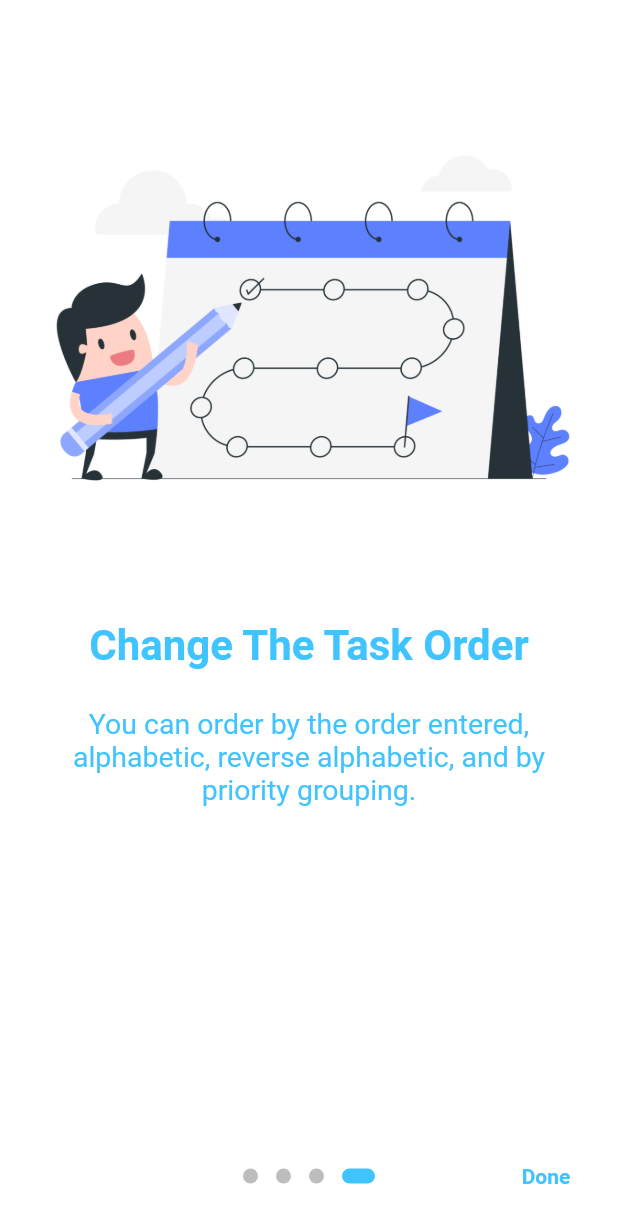
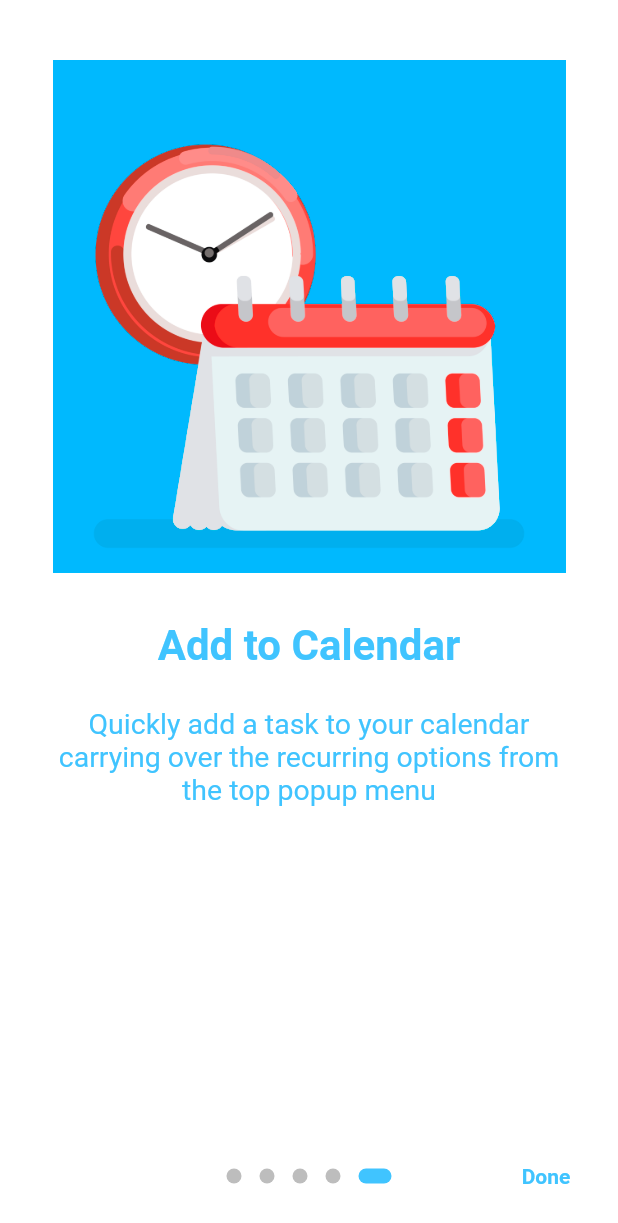
Before and after one commit to mycosavant/check_it_off, a Flutter app: the screen it shows after launch, after a tap on "Skip", on a phone screen of 412 x 824 dp. Shown: the top 1223 px of the screen. Run offline on Flutter 3.47's test engine with Material 2 defaults, Android fonts, the phone set to English and light mode, and no system bars; drawn by our look-alikes of introduction_screen; our stand-ins replace numberpicker, rflutter_alert, shared_preferences, splashscreen, sqflite, toggle_switch and 1 more; missing offline and left inert: add_to_calendar, shared_preferences_web; accounts and stored records are empty.

Commit message:
update onboarding

```diff
--- a/lib/helpers/onboarding.dart
+++ b/lib/helpers/onboarding.dart
@@ -58,8 +58,15 @@ class Onboarding extends StatelessWidget {
         PageViewModel(
           title: "Change The Task Order",
           body:
-              "You can order by the order entered, alphabetic, reverse alphabetic, and by priority grouping.",
+              "You can order by the order entered, alphabetic, reverse alphabetic, due date, reverse due date, and by priority grouping.",
           image: _buildImage('onboarding/onboarding4.jpg'),
+          decoration: pageDecoration,
+        ),
+        PageViewModel(
+          title: "Add to Calendar",
+          body:
+          "Quickly add a task to your calendar carrying over the recurring options from the top popup menu",
+          image: _buildImage('onboarding/onboarding5.jpg'),
           decoration: pageDecoration,
         ),
       ],
```
Also changed, not shown: assets/onboarding/onboarding5.jpg (added).
